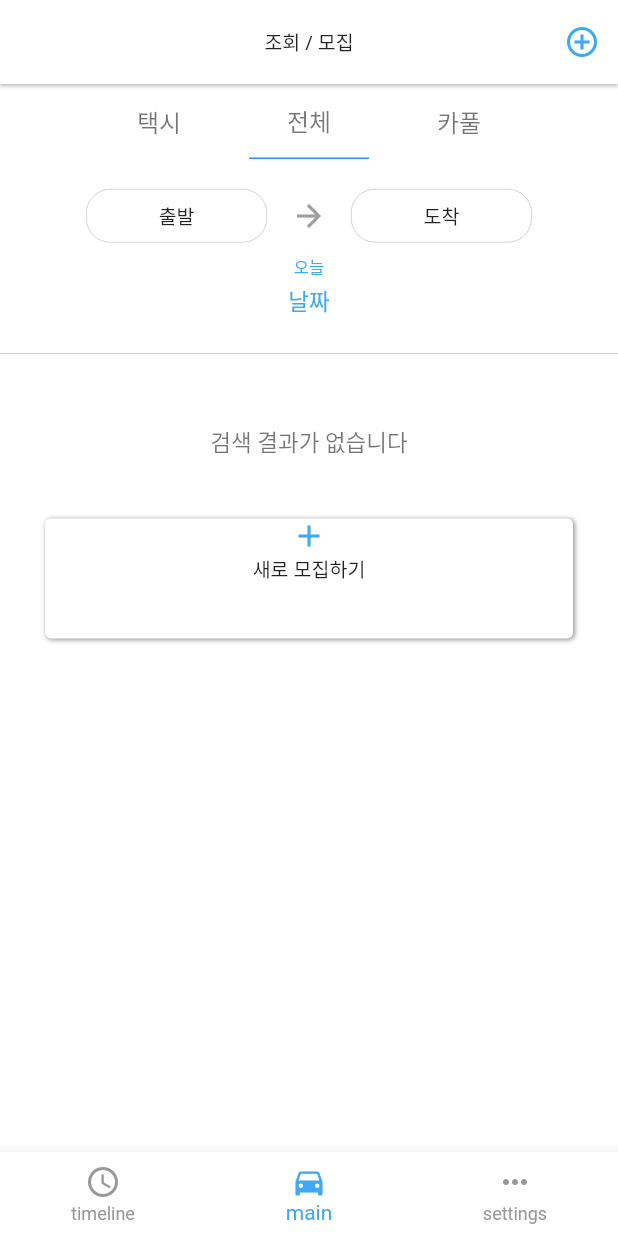
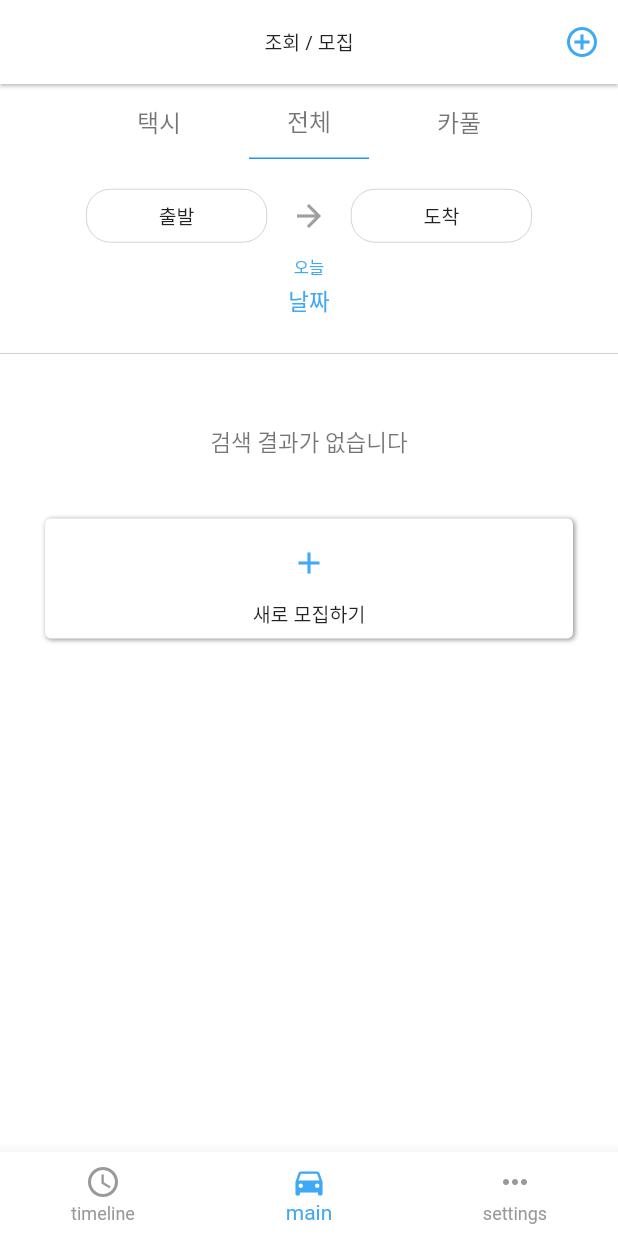
Before and after one commit to I-Taxi/itaxi-front, a Flutter app: the screen it shows after launch, after a tap on "Sign In", on a phone screen of 412 x 824 dp. Run offline on Flutter 3.47's test engine with Material 2 defaults, Android fonts, the phone set to English and light mode, and no system bars; our stand-ins replace cloud_firestore, firebase_auth, firebase_core, get; accounts and stored records are empty; Roboto replaces fonts that are missing (Seoul).

Commit message:
feat: Make mainScreen when post is null

```diff
--- a/lib/mainScreen.dart
+++ b/lib/mainScreen.dart
@@ -213,9 +213,15 @@ class _MainScreenState extends State<MainScreen> {
                           ),
                           child: Column(
                             children: [
+                              SizedBox(
+                                height: 18.0,
+                              ),
                               Icon(
                                 Icons.add,
                                 color: colorScheme.secondary,
+                              ),
+                              SizedBox(
+                                height: 12.0,
                               ),
                               Text(
                                 '새로 모집하기',
```
